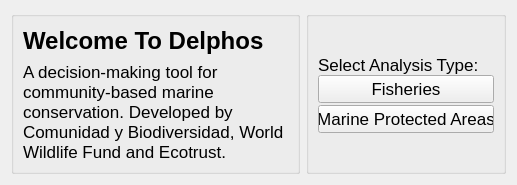
The window that src/gui/select_type.ui (Ecotrust/delphos) describes before a commit, drawn with Qt 5.
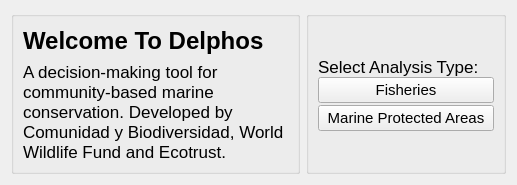
The same window after the commit.

```diff
--- a/src/gui/select_type.ui
+++ b/src/gui/select_type.ui
@@ -125,6 +125,11 @@
              <layout class="QHBoxLayout" >
               <item>
                <widget class="QLabel" name="label" >
+                <property name="font" >
+                 <font>
+                  <family>Arial</family>
+                 </font>
+                </property>
                 <property name="text" >
                  <string>Select Analysis Type:</string>
                 </property>
@@ -152,6 +157,12 @@
               </property>
               <item>
                <widget class="QPushButton" name="fisheries_type_button" >
+                <property name="font" >
+                 <font>
+                  <family>Arial</family>
+                  <pointsize>11</pointsize>
+                 </font>
+                </property>
                 <property name="toolTip" >
                  <string>For selecting suitable candidates for MSC certification</string>
                 </property>
@@ -165,6 +176,12 @@
               </item>
               <item>
                <widget class="QPushButton" name="mpa_type_button" >
+                <property name="font" >
+                 <font>
+                  <family>Arial</family>
+                  <pointsize>11</pointsize>
+                 </font>
+                </property>
                 <property name="toolTip" >
                  <string>For selecting suitable regions as Marine Protected Areas</string>
                 </property>
```
